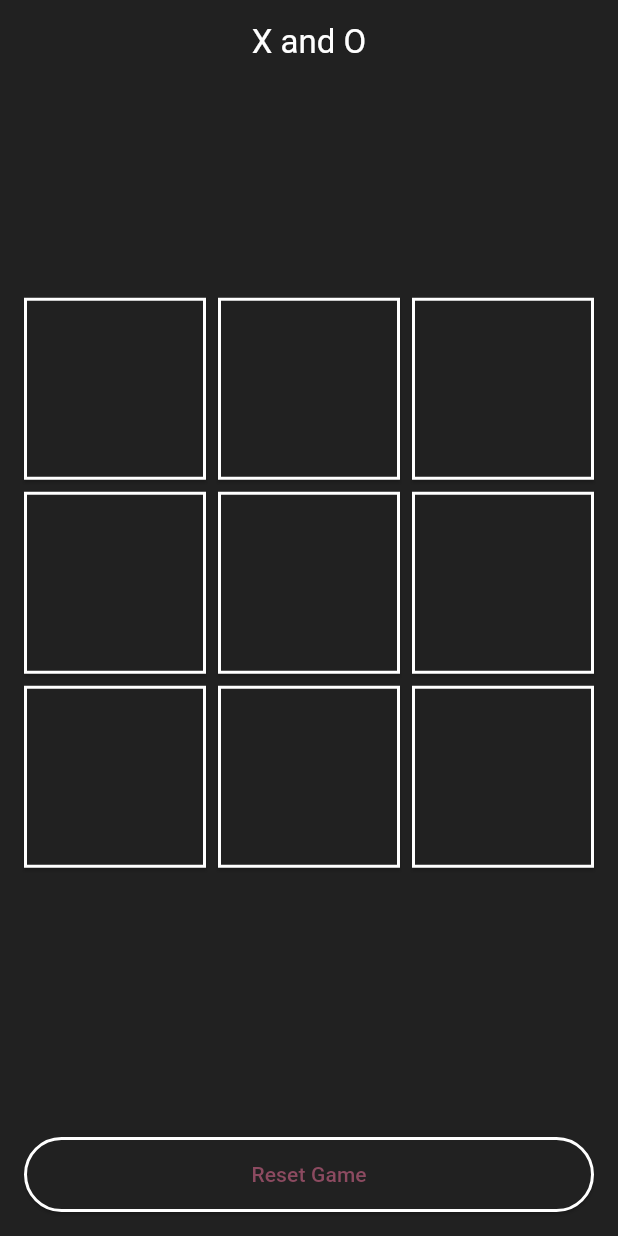
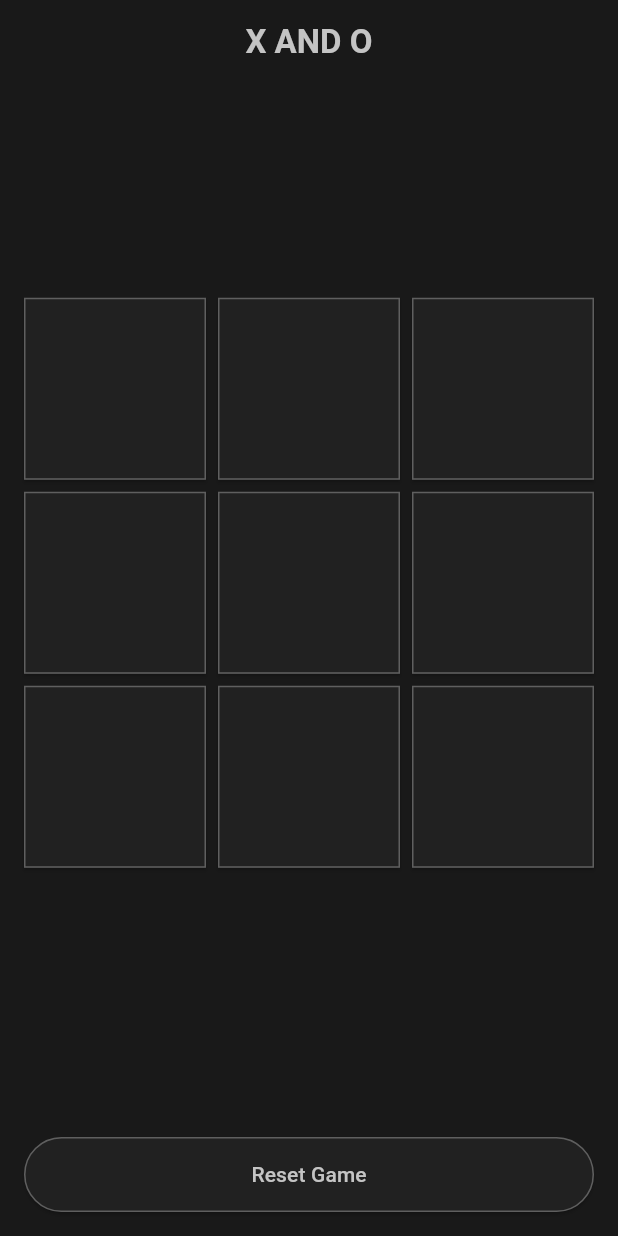
Before and after one commit to AgZ47/X-and-0-Flutter-App, a Flutter app: the screen it shows after launch, on a phone screen of 412 x 824 dp. Run offline on Flutter 3.47's test engine with Material 3 defaults, Android fonts, the phone set to English and light mode, and no system bars.

Commit message:
UI changes

```diff
--- a/xa0/lib/main.dart
+++ b/xa0/lib/main.dart
@@ -30,7 +30,7 @@ class MyApp extends StatelessWidget {
         // tested with just a hot reload.
         colorScheme: ColorScheme.fromSeed(seedColor: Colors.black),
       ),
-      home: const MyHomePage(title: 'X and O'),
+      home: const MyHomePage(title: 'X AND O'),
     );
   }
 }
@@ -163,14 +163,18 @@ class _MyHomePageState extends State<MyHomePage> {
         table[row][col] = 1;
         flag = 1;
         match(flag, row, col);
-        fill();
+        if(loop == 1){
+          fill();
+        }
       }
       else if(input_flag == 1 && table[row][col] == -1 && loop==1){
         //array location updated to show 0
         table[row][col] = 0;
         flag = 0;
         match(flag, row, col);
-        fill();
+        if(loop == 1){
+          fill();
+        }
       }
     });
   }
@@ -178,10 +182,10 @@ class _MyHomePageState extends State<MyHomePage> {
   @override
   Widget build(BuildContext context) {
     return Scaffold(
-      backgroundColor: const Color.fromARGB(255, 33, 33, 33),
+      backgroundColor: const Color.fromARGB(255, 25, 25, 25),
       appBar: AppBar(
-        backgroundColor: const Color.fromARGB(255, 33, 33, 33),
-        title: Center(child: Text(widget.title, style: TextStyle(color: Colors.white),)),
+        backgroundColor: const Color.fromARGB(255, 25, 25, 25),
+        title: Center(child: Text(widget.title, style: TextStyle(color: const Color.fromARGB(255, 196, 196, 196), fontWeight: FontWeight.bold),),),
       ),
       // 1. We use a Column to stack the grid and the button vertically.
       body: Column(
@@ -226,12 +230,12 @@ class _MyHomePageState extends State<MyHomePage> {
                     style: ElevatedButton.styleFrom(
                       shape: const RoundedRectangleBorder(),
                       padding: const EdgeInsets.all(32.0), // Adjust size
-                      side: BorderSide(color: Colors.white, width: 2),
+                      side: BorderSide(color: const Color.fromARGB(255, 95, 95, 95), width: 1),
                       backgroundColor: const Color.fromARGB(255, 33, 33, 33),
                     ),
                     child: Text(
                       buttonText,
-                      style: const TextStyle(fontSize: 48, fontWeight: FontWeight.bold),
+                      style: buttonText=='O' ? TextStyle(fontSize: 48, fontWeight: FontWeight.bold, color: Colors.blue):TextStyle(fontSize: 48, fontWeight: FontWeight.bold, color: Colors.red),
                     ),
                   );
                 }),
@@ -247,11 +251,11 @@ class _MyHomePageState extends State<MyHomePage> {
               style: ElevatedButton.styleFrom(
                 // Make the button stretch wide
                 minimumSize: const Size(double.infinity, 50),
-                side: BorderSide(color: Colors.white, width: 2),
+                side: BorderSide(color: const Color.fromARGB(255, 95, 95, 95), width: 1),
                 backgroundColor: const Color.fromARGB(255, 33, 33, 33),
               ),
               onPressed: () {_reset();},
-              child: const Text("Reset Game"),
+              child: const Text("Reset Game", style: TextStyle(color:Color.fromARGB(255, 196, 196, 196))),
             ),
           ),
         ],
```
